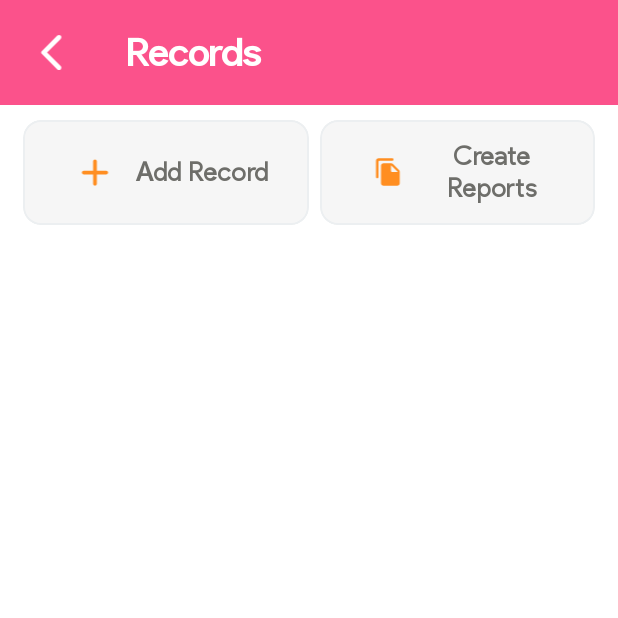
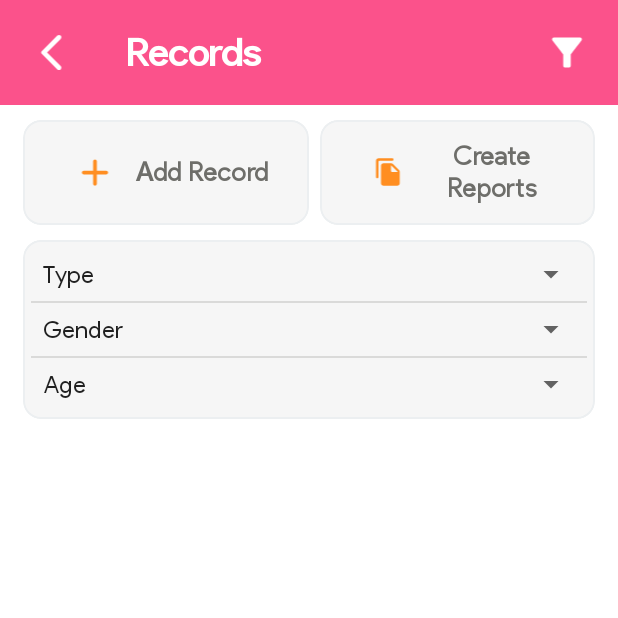
Before and after one commit to MarOmay/Silong-Admin, an Android app: the ManageRecords screen opened directly, with no data from a screen before it, on a phone screen of 412 x 824 dp, the top half of it. Run offline under Robolectric (Android 15) with nearby library versions, the phone set to English and light mode, and no system bars; our stand-ins replace Firebase (no records; nobody signed in at launch, a user with empty details on screens opened directly).

Commit message:
Updates: Manage Database - calendar icon Memo Activity Manage Record - spinners, filter icon Set Reminder Dialog

```diff
--- a/app/src/main/AndroidManifest.xml
+++ b/app/src/main/AndroidManifest.xml
@@ -17,6 +17,9 @@
         android:supportsRtl="true"
         android:theme="@style/Theme.SilongAdmin"
         tools:targetApi="31">
+        <activity
+            android:name=".Memo"
+            android:exported="false" />
         <activity
             android:name=".ManageDatabase"
             android:exported="false" />
--- a/app/src/main/java/com/silong/admin/Log.java
+++ b/app/src/main/java/com/silong/admin/Log.java
@@ -25,6 +25,7 @@ import com.silong.CustomView.DateRangeFromPicker;
 import com.silong.CustomView.DateRangePickerDialog;
 import com.silong.CustomView.DateRangeToPicker;
 import com.silong.CustomView.LoadingDialog;
+import com.silong.CustomView.ReminderDialog;
 import com.silong.Object.LogData;
 import com.silong.Operation.Spreadsheet;
 import com.silong.Operation.Utility;
--- a/app/src/main/java/com/silong/admin/ManageRecords.java
+++ b/app/src/main/java/com/silong/admin/ManageRecords.java
@@ -14,8 +14,10 @@ import android.os.Build;
 import android.os.Bundle;
 import android.view.View;
 import android.view.Window;
+import android.widget.ArrayAdapter;
 import android.widget.ImageView;
 import android.widget.LinearLayout;
+import android.widget.Spinner;
 import android.widget.Toast;
 
 import com.silong.Adapter.RecordsAdapter;
@@ -31,6 +33,7 @@ public class ManageRecords extends AppCompatActivity {
     private SwipeRefreshLayout mrecordRefresher;
     LinearLayout recordsAddTile, recordsCreateReportTile;
     RecyclerView recordsRecycler;
+    Spinner filterTypeSp, filterGenderSp, filterAgeSp;
 
     @Override
     protected void onCreate(Bundle savedInstanceState) {
@@ -52,6 +55,9 @@ public class ManageRecords extends AppCompatActivity {
         recordsAddTile = (LinearLayout) findViewById(R.id.recordsAddTile);
         recordsCreateReportTile = (LinearLayout) findViewById(R.id.recordsCreateReportTile);
         recordsRecycler = (RecyclerView) findViewById(R.id.recordsRecycler);
+        filterTypeSp = findViewById(R.id.filterTypeSp);
+        filterGenderSp = findViewById(R.id.filterGenderSp);
+        filterAgeSp = findViewById(R.id.filterAgeSp);
 
         recordsRecycler.setHasFixedSize(true);
         recordsRecycler.setLayoutManager(new LinearLayoutManager(ManageRecords.this));
@@ -65,6 +71,22 @@ public class ManageRecords extends AppCompatActivity {
         loadRecordList();
 
         mrecordRefresher.setOnRefreshListener(refreshListener);
+
+        //filter spinner temp adapter
+        ArrayAdapter<CharSequence> typeAdapter = ArrayAdapter.createFromResource(this,
+                R.array.type, android.R.layout.simple_spinner_item);
+        typeAdapter.setDropDownViewResource(android.R.layout.simple_spinner_dropdown_item);
+        filterTypeSp.setAdapter(typeAdapter);
+
+        ArrayAdapter<CharSequence> genderAdapter = ArrayAdapter.createFromResource(this,
+                R.array.gender, android.R.layout.simple_spinner_item);
+        genderAdapter.setDropDownViewResource(android.R.layout.simple_spinner_dropdown_item);
+        filterGenderSp.setAdapter(genderAdapter);
+
+        ArrayAdapter<CharSequence> ageAdapter = ArrayAdapter.createFromResource(this,
+                R.array.age, android.R.layout.simple_spinner_item);
+        ageAdapter.setDropDownViewResource(android.R.layout.simple_spinner_dropdown_item);
+        filterAgeSp.setAdapter(ageAdapter);
     }
 
     public void onPressedAddRecord(View view){
--- a/app/src/main/res/layout/activity_manage_database.xml
+++ b/app/src/main/res/layout/activity_manage_database.xml
@@ -41,11 +41,11 @@
             android:textStyle="bold" />
 
         <ImageView
+            android:id="@+id/dbRange"
             android:layout_width="match_parent"
-            android:layout_height="30dp"
+            android:layout_height="35dp"
             android:layout_weight="1.35"
-            android:alpha="0"
-            android:src="@drawable/ic_round_add_24"
+            android:src="@drawable/date_range"
             app:tint="@color/whitey" />
 
     </LinearLayout>
--- a/app/src/main/res/layout/activity_manage_records.xml
+++ b/app/src/main/res/layout/activity_manage_records.xml
@@ -49,8 +49,7 @@
                 android:layout_width="match_parent"
                 android:layout_height="30dp"
                 android:layout_weight="1.35"
-                android:alpha="0"
-                android:src="@drawable/ic_round_add_24"
+                android:src="@drawable/ic_baseline_filter_alt_24"
                 app:tint="@color/whitey" />
 
         </LinearLayout>
@@ -147,6 +146,60 @@
 
         </LinearLayout>
 
+        <com.google.android.material.card.MaterialCardView
+            android:layout_width="match_parent"
+            android:layout_height="wrap_content"
+            android:backgroundTint="@color/darkerNighty"
+            app:cardCornerRadius="12dp"
+            android:layout_marginHorizontal="15dp"
+            android:layout_marginBottom="5dp"
+            app:cardElevation="0dp"
+            app:strokeColor="@color/lightgray"
+            app:strokeWidth="1dp">
+
+            <LinearLayout
+                android:layout_width="match_parent"
+                android:layout_height="wrap_content"
+                android:orientation="vertical"
+                android:paddingVertical="5dp"
+                android:paddingHorizontal="5dp"
+                android:weightSum="3">
+
+                <Spinner
+                    android:id="@+id/filterTypeSp"
+                    android:layout_width="match_parent"
+                    android:layout_height="35dp"
+                    android:layout_weight="1" />
+
+                <View
+                    android:layout_width="match_parent"
+                    android:layout_height="1dp"
+                    android:background="@color/gray"
+                    android:alpha="0.2"/>
+
+                <Spinner
+                    android:id="@+id/filterGenderSp"
+                    android:layout_width="match_parent"
+                    android:layout_height="35dp"
+                    android:layout_weight="1" />
+
+                <View
+                    android:layout_width="match_parent"
+                    android:layout_height="1dp"
+                    android:background="@color/gray"
+                    android:alpha="0.2"/>
+
+
+                <Spinner
+                    android:id="@+id/filterAgeSp"
+                    android:layout_width="match_parent"
+                    android:layout_height="35dp"
+                    android:layout_weight="1" />
+
+            </LinearLayout>
+
+        </com.google.android.material.card.MaterialCardView>
+
         <androidx.recyclerview.widget.RecyclerView
             android:id="@+id/recordsRecycler"
             android:layout_width="match_parent"
--- a/app/src/main/res/values/strings.xml
+++ b/app/src/main/res/values/strings.xml
@@ -14,4 +14,23 @@
     </string-array>
 
     <string name="warningDia">This action is final and irreversible. We highly recommend that you download a report of these information before proceeding.</string>
+
+    <string-array name="type">
+        <item>Type</item>
+        <item>Dog</item>
+        <item>Cat</item>
+    </string-array>
+
+    <string-array name="gender">
+        <item>Gender</item>
+        <item>Male</item>
+        <item>Female</item>
+    </string-array>
+
+    <string-array name="age">
+        <item>Age</item>
+        <item>Puppy/Kitten</item>
+        <item>Young</item>
+        <item>Adult</item>
+    </string-array>
 </resources>
```
Also changed, not shown: app/src/main/java/com/silong/CustomView/ReminderDialog.java (added, +46 -0 lines), app/src/main/java/com/silong/admin/Memo.java (added, +39 -0 lines), app/src/main/res/drawable-v24/spin_background.xml (+3 -5 lines), app/src/main/res/layout/activity_memo.xml (added, +126 -0 lines), app/src/main/res/layout/reminder_dialog.xml (added, +69 -0 lines).
